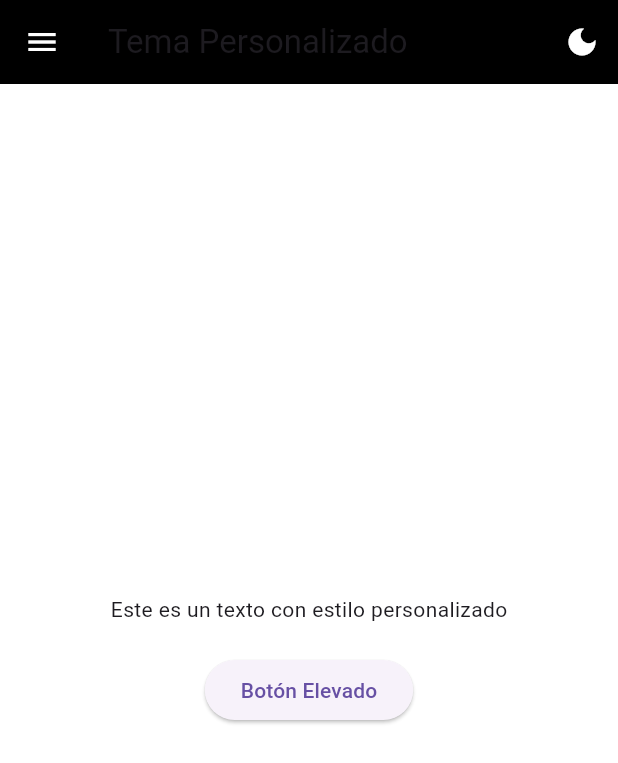
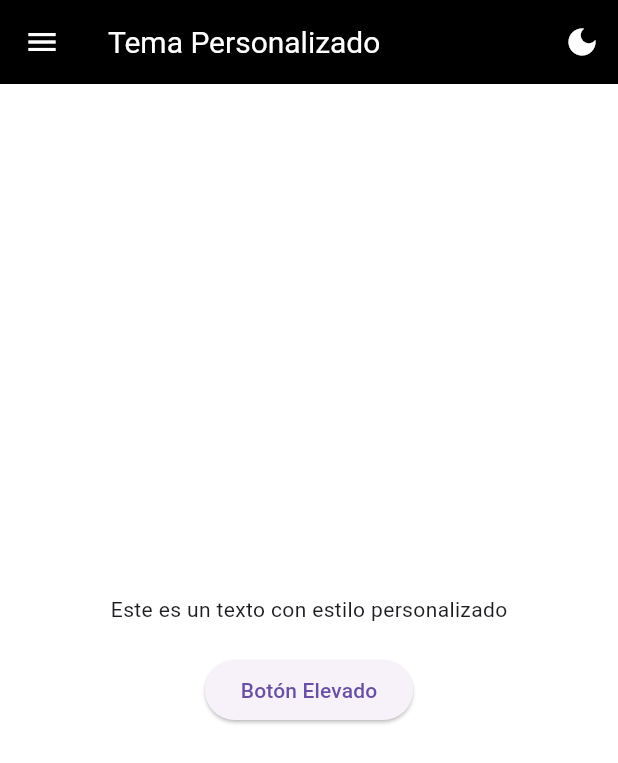
Before and after one commit to AlvaroDC2000/Programaci-n-Multimedia, a Flutter app: the screen it shows after launch, on a phone screen of 412 x 824 dp. Shown: the top 763 px of the screen. Run offline on Flutter 3.47's test engine with Material 3 defaults, Android fonts, the light colour scheme and no system bars; our stand-ins replace google_fonts.

Commit message:
Tema oscuro y carpeta roots externa

```diff
--- a/flutter_application_1/lib/main.dart
+++ b/flutter_application_1/lib/main.dart
@@ -1,5 +1,5 @@
 import 'package:flutter/material.dart';
-import 'screens/app_routes.dart';
+import 'routes/app_routes.dart';
 
 void main() => runApp(const MyApp());
 
@@ -11,18 +11,16 @@ class MyApp extends StatefulWidget {
 }
 
 class MyAppState extends State<MyApp> {
-  // Variable para controlar el modo claro/oscuro
   bool isDarkMode = false;
 
-  void toggleTheme(bool value) {
+  void toggleTheme() {
     setState(() {
-      isDarkMode = value;
+      isDarkMode = !isDarkMode;
     });
   }
 
   @override
   Widget build(BuildContext context) {
-    // Instancia de AppRoutes pasando los valores necesarios
     final appRoutes = AppRoutes(isDarkMode: isDarkMode, toggleTheme: toggleTheme);
 
     return MaterialApp(
@@ -44,13 +42,12 @@ class MyAppState extends State<MyApp> {
         primaryColor: Colors.teal,
         scaffoldBackgroundColor: Colors.black,
         appBarTheme: const AppBarTheme(
-          backgroundColor: Color.fromARGB(255, 242, 244, 244),
-          foregroundColor: Color.fromARGB(255, 180, 213, 95),
-          iconTheme: IconThemeData(color: Colors.black),
+          backgroundColor: Colors.teal,
+          foregroundColor: Colors.yellow, // Ajustamos el color de ícono para visibilidad en tema oscuro
+          iconTheme: IconThemeData(color: Colors.yellow), // Color de ícono en tema oscuro
         ),
       ),
       initialRoute: AppRoutes.home,
-      // Usamos la instancia de appRoutes para acceder a getRoutes()
       routes: appRoutes.getRoutes(),
     );
   }
--- a/flutter_application_1/lib/screens/app_routes.dart
+++ b/flutter_application_1/lib/routes/app_routes.dart
@@ -1,11 +1,10 @@
 import 'package:flutter/material.dart';
-import 'screens.dart';
+import '../screens/screens.dart';
 
 class AppRoutes {
   final bool isDarkMode;
-  final ValueChanged<bool> toggleTheme;
+  final VoidCallback toggleTheme;
 
-  // Constructor para aceptar isDarkMode y toggleTheme
   AppRoutes({required this.isDarkMode, required this.toggleTheme});
 
   static const String home = '/';
--- a/flutter_application_1/lib/screens/home_screen.dart
+++ b/flutter_application_1/lib/screens/home_screen.dart
@@ -3,7 +3,7 @@ import '../drawer/drawer.dart';
 
 class HomeScreen extends StatelessWidget {
   final bool isDarkMode;
-  final ValueChanged<bool> toggleTheme;
+  final VoidCallback toggleTheme;
 
   const HomeScreen({super.key, required this.isDarkMode, required this.toggleTheme});
 
@@ -11,13 +11,20 @@ class HomeScreen extends StatelessWidget {
   Widget build(BuildContext context) {
     return Scaffold(
       appBar: AppBar(
-        title: Text('Tema Personalizado', style: Theme.of(context).textTheme.titleLarge),
+        title: Text(
+          'Tema Personalizado',
+          style: TextStyle(
+            color: isDarkMode ? Colors.white : Colors.white, // Asegura que el texto sea visible en ambos modos
+            fontSize: 20,
+          ),
+        ),
         actions: [
           IconButton(
-            icon: Icon(isDarkMode ? Icons.light_mode : Icons.dark_mode),
-            onPressed: () {
-              toggleTheme(!isDarkMode);
-            },
+            icon: Icon(
+              isDarkMode ? Icons.light_mode : Icons.dark_mode, // Cambia el ícono entre sol y luna, no me funciona revisar
+              color: isDarkMode ? Colors.yellow : Colors.white, // Color del ícono en cada modo
+            ),
+            onPressed: toggleTheme,
           ),
         ],
       ),
@@ -26,7 +33,10 @@ class HomeScreen extends StatelessWidget {
         child: Column(
           mainAxisAlignment: MainAxisAlignment.center,
           children: [
-            Text('Este es un texto con estilo personalizado', style: Theme.of(context).textTheme.bodyMedium),
+            Text(
+              'Este es un texto con estilo personalizado',
+              style: Theme.of(context).textTheme.bodyMedium,
+            ),
             const SizedBox(height: 20),
             ElevatedButton(
               onPressed: () {},
```
